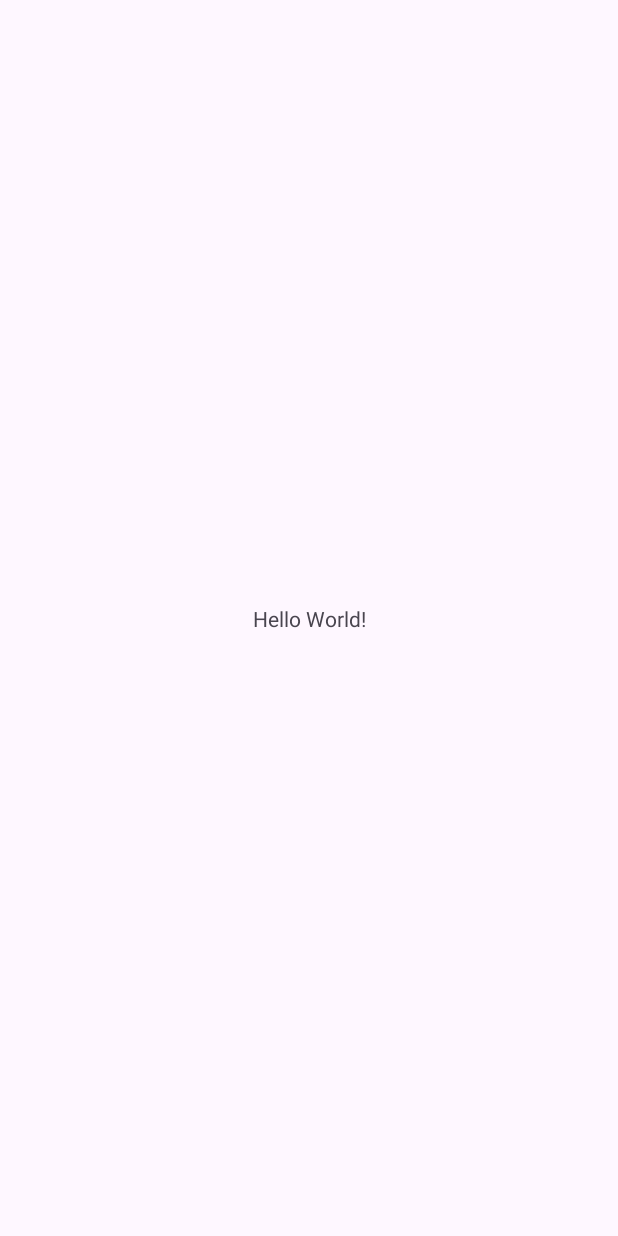
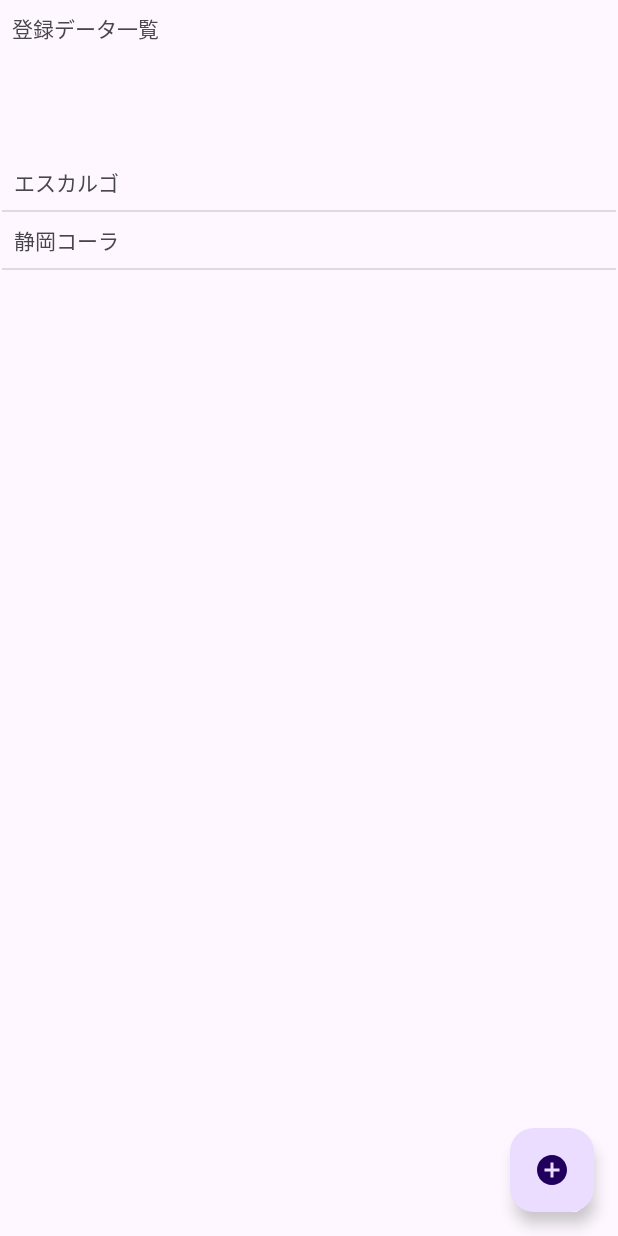
Before and after one commit to itc-s22021/Android1, an Android app: the screen it shows after launch (MainActivity), on a phone screen of 412 x 824 dp. Before the commit the screen is almost empty. Run offline under Robolectric (Android 15) with nearby library versions, the phone set to English and light mode, and no system bars.

Commit message:
一段落

```diff
--- a/UncolDatabaseSample/app/src/main/java/jp/ac/it_college/std/s22021/uncol_database_sample/MainActivity.kt
+++ b/UncolDatabaseSample/app/src/main/java/jp/ac/it_college/std/s22021/uncol_database_sample/MainActivity.kt
@@ -2,10 +2,32 @@ package jp.ac.it_college.std.s22021.uncol_database_sample
 
 import androidx.appcompat.app.AppCompatActivity
 import android.os.Bundle
+import androidx.recyclerview.widget.DividerItemDecoration
+import androidx.recyclerview.widget.LinearLayoutManager
+import jp.ac.it_college.std.s22021.uncol_database_sample.databinding.ActivityMainBinding
 
 class MainActivity : AppCompatActivity() {
+    private lateinit var binding: ActivityMainBinding
     override fun onCreate(savedInstanceState: Bundle?) {
         super.onCreate(savedInstanceState)
-        setContentView(R.layout.activity_main)
+        binding = ActivityMainBinding.inflate(layoutInflater)
+        setContentView(binding.root)
+
+        // リストの初期化
+        initList()
+    }
+
+    private fun initList() {
+        binding.dataList.apply {
+            adapter = MemoAdapter(
+                listOf(
+                    Memo(1, "エスカルゴ", "グロい"),
+                    Memo(2, "静岡コーラ", "めっちゃおいしかった。静岡の味。"),
+                )
+            )
+            val manager = LinearLayoutManager(context)
+            layoutManager = manager
+            addItemDecoration(DividerItemDecoration(context, manager.orientation))
+        }
     }
 }
--- /dev/null
+++ b/UncolDatabaseSample/app/src/main/java/jp/ac/it_college/std/s22021/uncol_database_sample/Memo.kt
@@ -0,0 +1,7 @@
+package jp.ac.it_college.std.s22021.uncol_database_sample
+
+data class Memo(
+    val id: Long,
+    val name: String,
+    val content: String
+)
--- /dev/null
+++ b/UncolDatabaseSample/app/src/main/java/jp/ac/it_college/std/s22021/uncol_database_sample/MemoAdapter.kt
@@ -0,0 +1,25 @@
+package jp.ac.it_college.std.s22021.uncol_database_sample
+
+import android.view.LayoutInflater
+import android.view.ViewGroup
+import androidx.recyclerview.widget.RecyclerView
+import jp.ac.it_college.std.s22021.uncol_database_sample.databinding.RowBinding
+
+class MemoAdapter(val data: List<Memo>) : RecyclerView.Adapter<MemoAdapter.ViewHolder>() {
+
+    class ViewHolder(val binding: RowBinding) : RecyclerView.ViewHolder(binding.root) {
+        var id: Long = -1
+    }
+
+    override fun onCreateViewHolder(parent: ViewGroup, viewType: Int): ViewHolder =
+        ViewHolder(RowBinding.inflate(LayoutInflater.from(parent.context), parent, false))
+
+    override fun onBindViewHolder(holder: ViewHolder, position: Int) {
+        data[position].run {
+            holder.id = id
+            holder.binding.name.text = name
+        }
+    }
+
+    override fun getItemCount(): Int = data.size
+}
--- /dev/null
+++ b/UncolDatabaseSample/app/src/main/res/drawable/add_data.xml
@@ -0,0 +1,5 @@
+<vector android:height="24dp" android:tint="#3116DE"
+    android:viewportHeight="24" android:viewportWidth="24"
+    android:width="24dp" xmlns:android="http://schemas.android.com/apk/res/android">
+    <path android:fillColor="@android:color/white" android:pathData="M12,2C6.48,2 2,6.48 2,12s4.48,10 10,10 10,-4.48 10,-10S17.52,2 12,2zM17,13h-4v4h-2v-4L7,13v-2h4L11,7h2v4h4v2z"/>
+</vector>
--- a/UncolDatabaseSample/app/src/main/res/layout/activity_main.xml
+++ b/UncolDatabaseSample/app/src/main/res/layout/activity_main.xml
@@ -7,12 +7,36 @@
     tools:context=".MainActivity">
 
     <TextView
+        android:id="@+id/headerLabel"
         android:layout_width="wrap_content"
         android:layout_height="wrap_content"
-        android:text="Hello World!"
+        android:layout_marginStart="8dp"
+        android:layout_marginTop="8dp"
+        android:text="@string/header_text"
+        app:layout_constraintStart_toStartOf="parent"
+        app:layout_constraintTop_toTopOf="parent"
+        tools:textAppearance="@style/TextAppearance.AppCompat.Display2" />
+
+    <androidx.recyclerview.widget.RecyclerView
+        android:id="@+id/dataList"
+        android:layout_width="409dp"
+        android:layout_height="656dp"
+        android:layout_marginTop="8dp"
         app:layout_constraintBottom_toBottomOf="parent"
         app:layout_constraintEnd_toEndOf="parent"
         app:layout_constraintStart_toStartOf="parent"
-        app:layout_constraintTop_toTopOf="parent" />
+        app:layout_constraintTop_toBottomOf="@+id/headerLabel" />
 
+    <com.google.android.material.floatingactionbutton.FloatingActionButton
+        android:id="@+id/addButton"
+        android:layout_width="wrap_content"
+        android:layout_height="wrap_content"
+        android:layout_marginEnd="16dp"
+        android:layout_marginBottom="16dp"
+        android:clickable="true"
+        app:fabSize="auto"
+        app:layout_constraintBottom_toBottomOf="parent"
+        app:layout_constraintEnd_toEndOf="parent"
+        app:srcCompat="@drawable/add_data"
+        tools:contentDescription="@string/add_data" />
 </androidx.constraintlayout.widget.ConstraintLayout>
--- /dev/null
+++ b/UncolDatabaseSample/app/src/main/res/layout/row.xml
@@ -0,0 +1,22 @@
+<?xml version="1.0" encoding="utf-8"?>
+<androidx.constraintlayout.widget.ConstraintLayout xmlns:android="http://schemas.android.com/apk/res/android"
+    xmlns:app="http://schemas.android.com/apk/res-auto"
+    xmlns:tools="http://schemas.android.com/tools"
+    android:layout_width="match_parent"
+    android:layout_height="wrap_content">
+
+    <TextView
+        android:id="@+id/name"
+        android:layout_width="0dp"
+        android:layout_height="wrap_content"
+        android:layout_marginStart="8dp"
+        android:layout_marginTop="8dp"
+        android:layout_marginEnd="8dp"
+        android:layout_marginBottom="8dp"
+        android:text="エスカルゴ"
+        app:layout_constraintBottom_toBottomOf="parent"
+        app:layout_constraintEnd_toEndOf="parent"
+        app:layout_constraintStart_toStartOf="parent"
+        app:layout_constraintTop_toTopOf="parent"
+        tools:textAppearance="@style/TextAppearance.AppCompat.Display1" />
+</androidx.constraintlayout.widget.ConstraintLayout>
--- a/UncolDatabaseSample/app/src/main/res/values/strings.xml
+++ b/UncolDatabaseSample/app/src/main/res/values/strings.xml
@@ -1,3 +1,5 @@
 <resources>
     <string name="app_name">UncolDatabaseSample</string>
+    <string name="header_text">登録データ一覧</string>
+    <string name="add_data">データ登録</string>
 </resources>
```
